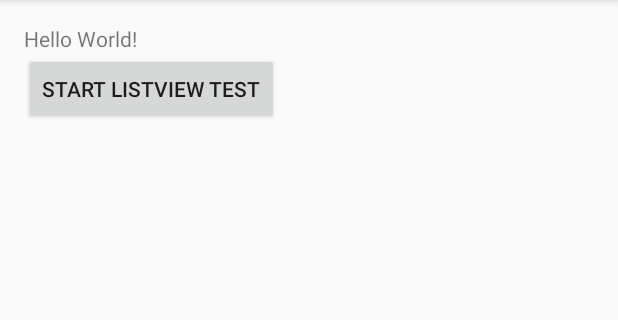
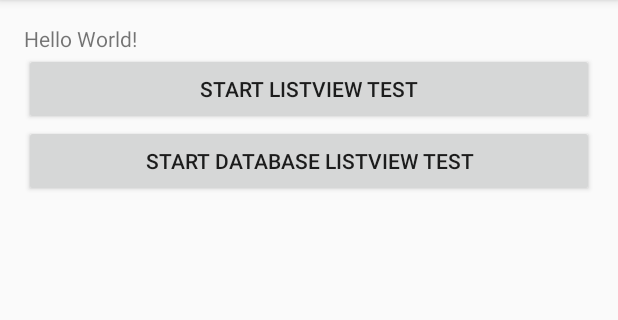
Before and after one commit to Ingener74/Dead-Microphone, an Android app: the screen it shows after launch (MainActivity), on a phone screen of 412 x 824 dp, the part 84-404 px from its top. Run offline under Robolectric (Android 15) with nearby library versions, the phone set to English and light mode, and no system bars.

Commit message:
работает кастомный список через курсок к базе данных

```diff
--- a/app/build.gradle
+++ b/app/build.gradle
@@ -23,4 +23,5 @@ dependencies {
     compile fileTree(dir: 'libs', include: ['*.jar'])
     testCompile 'junit:junit:4.12'
     compile 'com.android.support:appcompat-v7:23.1.1'
+    compile 'com.android.support:design:23.1.1'
 }
--- a/app/src/main/AndroidManifest.xml
+++ b/app/src/main/AndroidManifest.xml
@@ -18,7 +18,11 @@
                 <category android:name="android.intent.category.LAUNCHER" />
             </intent-filter>
         </activity>
-        <activity android:name=".ListViewTestActivity"></activity>
+        <activity android:name=".ListViewTestActivity" />
+        <activity
+            android:name=".DataBaseListViewTest"
+            android:label="@string/title_activity_data_base_list_view_test"
+            android:theme="@style/AppTheme.NoActionBar"></activity>
     </application>
 
 </manifest>
--- a/app/src/main/java/ru/venusgames/deadmicrophone/MainActivity.java
+++ b/app/src/main/java/ru/venusgames/deadmicrophone/MainActivity.java
@@ -26,6 +26,14 @@ public class MainActivity extends AppCompatActivity {
             @Override
             public void onClick(View v) {
                 startActivity(new Intent(context, ListViewTestActivity.class));
+            }
+        });
+
+        Button buttonstartDataBaseListViewTest = (Button) findViewById(R.id.startDataBaseListViewTest);
+        buttonstartDataBaseListViewTest.setOnClickListener(new View.OnClickListener() {
+            @Override
+            public void onClick(View v) {
+                startActivity(new Intent(context, DataBaseListViewTest.class));
             }
         });
 
--- a/app/src/main/res/layout/activity_main.xml
+++ b/app/src/main/res/layout/activity_main.xml
@@ -17,11 +17,20 @@
         android:id="@+id/text" />
 
     <Button
-        android:layout_width="wrap_content"
+        android:layout_width="fill_parent"
         android:layout_height="wrap_content"
         android:text="Start ListView Test"
         android:id="@+id/startLIstViewTest"
         android:layout_below="@+id/text"
         android:layout_alignParentLeft="true"
         android:layout_alignParentStart="true" />
+
+    <Button
+        android:layout_width="fill_parent"
+        android:layout_height="wrap_content"
+        android:text="Start database listview test"
+        android:id="@+id/startDataBaseListViewTest"
+        android:layout_below="@+id/startLIstViewTest"
+        android:layout_alignParentLeft="true"
+        android:layout_alignParentStart="true" />
 </RelativeLayout>
--- /dev/null
+++ b/app/src/main/res/values-v21/styles.xml
@@ -0,0 +1,9 @@
+<resources>
+
+    <style name="AppTheme.NoActionBar">
+        <item name="windowActionBar">false</item>
+        <item name="windowNoTitle">true</item>
+        <item name="android:windowDrawsSystemBarBackgrounds">true</item>
+        <item name="android:statusBarColor">@android:color/transparent</item>
+    </style>
+</resources>
--- a/app/src/main/res/values/dimens.xml
+++ b/app/src/main/res/values/dimens.xml
@@ -2,4 +2,5 @@
     <!-- Default screen margins, per the Android Design guidelines. -->
     <dimen name="activity_horizontal_margin">16dp</dimen>
     <dimen name="activity_vertical_margin">16dp</dimen>
+    <dimen name="fab_margin">16dp</dimen>
 </resources>
--- a/app/src/main/res/values/strings.xml
+++ b/app/src/main/res/values/strings.xml
@@ -1,3 +1,4 @@
 <resources>
     <string name="app_name">Dead Microphone</string>
+    <string name="title_activity_data_base_list_view_test">DataBaseListViewTest</string>
 </resources>
--- a/app/src/main/res/values/styles.xml
+++ b/app/src/main/res/values/styles.xml
@@ -8,4 +8,13 @@
         <item name="colorAccent">@color/colorAccent</item>
     </style>
 
+    <style name="AppTheme.NoActionBar">
+        <item name="windowActionBar">false</item>
+        <item name="windowNoTitle">true</item>
+    </style>
+
+    <style name="AppTheme.AppBarOverlay" parent="ThemeOverlay.AppCompat.Dark.ActionBar" />
+
+    <style name="AppTheme.PopupOverlay" parent="ThemeOverlay.AppCompat.Light" />
+
 </resources>
```
Also changed, not shown: app/src/main/java/ru/venusgames/deadmicrophone/DB.java (added, +56 -0 lines), app/src/main/java/ru/venusgames/deadmicrophone/DataBaseListViewTest.java (added, +64 -0 lines), app/src/main/res/layout/activity_data_base_list_view_test.xml (added, +34 -0 lines), app/src/main/res/layout/content_data_base_list_view_test.xml (added, +40 -0 lines).
